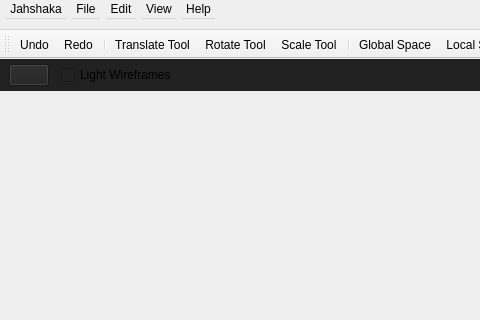
Above: src/mainwindow.ui from jahshaka/Studio before the change; both pictures show x 0 to 480 and y 0 to 320 of the 640 by 480 pixel window. Below: the same form after it.
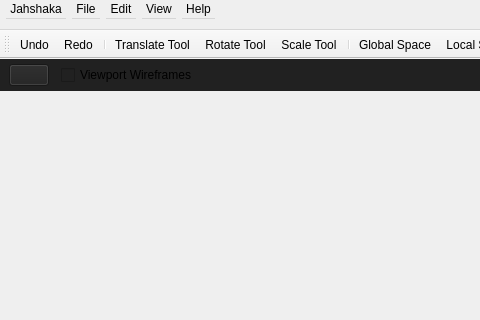
That is the form after the change. Icons and pictures are not drawn.

Commit message: New hierarchy buttons and icons, tweaks all around

```diff
--- a/src/mainwindow.ui
+++ b/src/mainwindow.ui
@@ -527,7 +527,7 @@
           <item>
            <widget class="QCheckBox" name="wireCheck">
             <property name="text">
-             <string>Light Wireframes</string>
+             <string>Viewport Wireframes</string>
             </property>
             <property name="tristate">
              <bool>false</bool>
```
Left out of the diff: 14 changed lines with no effect on the pictures. The commit also changes 4 other files.
